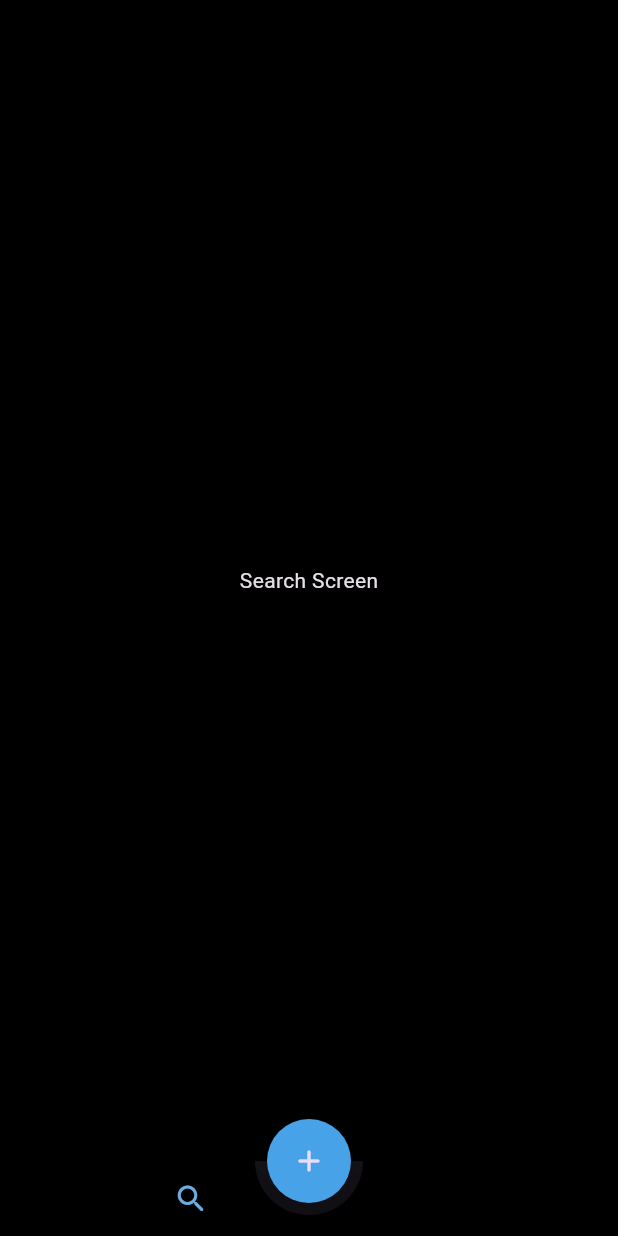
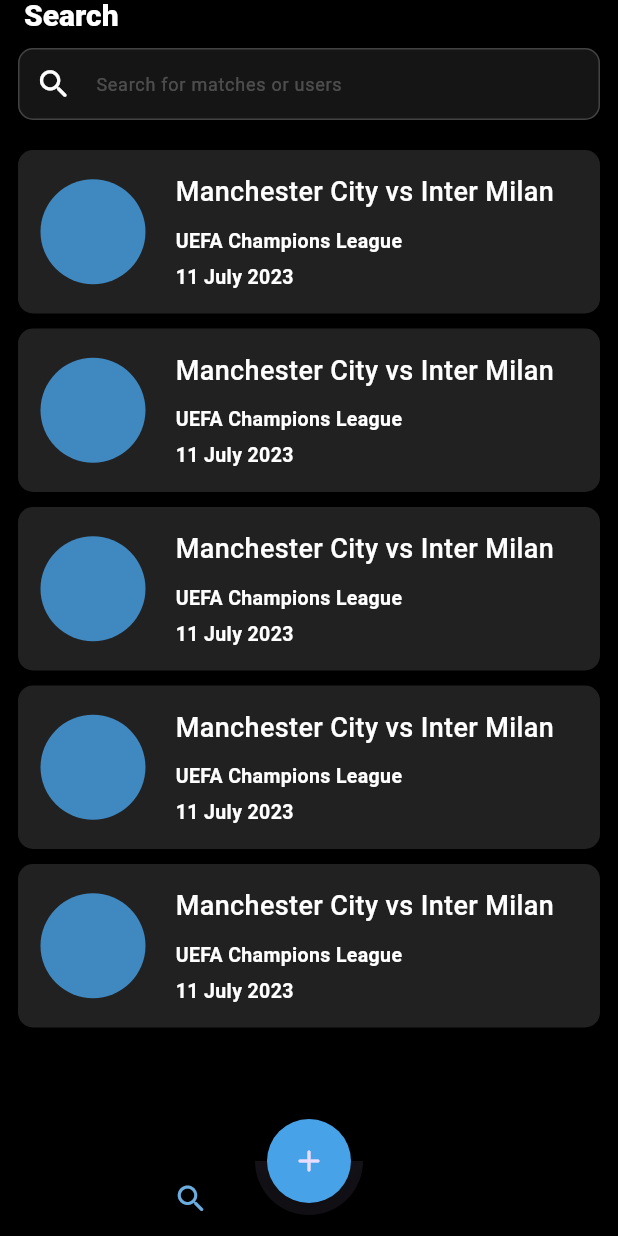
Before and after one commit to AbishekAB21/thatnightin, a Flutter app: the screen it shows after launch, item 2 of the bottom bar chosen, on a phone screen of 412 x 824 dp. Run offline on Flutter 3.47's test engine with Material 3 defaults, Android fonts, the phone set to English and light mode, and no system bars; drawn by our look-alikes of animated_bottom_navigation_bar; our stand-ins replace flutter_riverpod, go_router, google_fonts, riverpod, shared_preferences.

Commit message:
search screen ui

```diff
--- /dev/null
+++ b/lib/common/widgets/reusable_textfield.dart
@@ -0,0 +1,43 @@
+import 'package:flutter/material.dart';
+
+import 'package:flutter_riverpod/flutter_riverpod.dart';
+
+import 'package:thatnightin/utils/fontstyles/fontstyles.dart';
+import 'package:thatnightin/common/providers/theme_provider.dart';
+
+class ReusableTextfield extends ConsumerWidget {
+  final String hintText;
+  const ReusableTextfield({super.key, required this.hintText});
+
+  @override
+  Widget build(BuildContext context, WidgetRef ref) {
+    final color = ref.watch(themeProvider);
+    return TextFormField(
+      //TODO: add controller
+      style: Fontstyles.roboto15px(context, ref),
+      cursorColor: color.secondaryGradient2,
+      decoration: InputDecoration(
+        isDense: true,
+        focusedBorder: OutlineInputBorder(
+          borderSide: BorderSide(color: color.secondaryGradient2),
+          borderRadius: BorderRadius.circular(10),
+        ),
+        enabledBorder: OutlineInputBorder(
+          borderSide: BorderSide(color: color.textfieldBackground2),
+          borderRadius: BorderRadius.circular(10),
+        ),
+        fillColor: color.textfieldBackground.withValues(alpha: 0.65),
+        filled: true,
+        hintText: hintText,
+        hintStyle: Fontstyles.roboto12Hintpx(context, ref),
+
+        prefixIcon: Icon(
+          Icons.search_rounded,
+          color: color.iconColor,
+          size: 25,
+        ),
+        hintFadeDuration: Duration(milliseconds: 500)
+      ),
+    );
+  }
+}
--- a/lib/features/search_screen/component/search_screen_component.dart
+++ b/lib/features/search_screen/component/search_screen_component.dart
@@ -1,6 +1,11 @@
 import 'package:flutter/material.dart';
+
 import 'package:flutter_riverpod/flutter_riverpod.dart';
+
+import 'package:thatnightin/utils/fontstyles/fontstyles.dart';
 import 'package:thatnightin/common/providers/theme_provider.dart';
+import 'package:thatnightin/common/widgets/reusable_textfield.dart';
+import 'package:thatnightin/features/search_screen/widgets/search_result_widget.dart';
 
 class SearchScreenComponent extends ConsumerWidget {
   const SearchScreenComponent({super.key});
@@ -8,9 +13,37 @@
   @override
   Widget build(BuildContext context, WidgetRef ref) {
     final color = ref.watch(themeProvider);
-    return Scaffold(
-      backgroundColor: color.background,
-      body: Center(child: Text('Search Screen')),
+    return GestureDetector(
+      onTap: FocusScope.of(context).unfocus,
+      child: Scaffold(
+        backgroundColor: color.background,
+        appBar: AppBar(
+          backgroundColor: color.background,
+          toolbarHeight: 20,
+          title: Text('Search', style: Fontstyles.roboto20px(context, ref)),
+        ),
+
+        body: Padding(
+          padding: const EdgeInsets.all(12.0),
+          child: Column(
+            children: [
+              ReusableTextfield(hintText: 'Search for matches or users'),
+              SizedBox(height: 20),
+
+              // Search result widget
+              Expanded(
+                child: ListView.separated(
+                  itemBuilder:
+                      (context, index) =>
+                          SearchResultWidget(/* Pass data here */),
+                  separatorBuilder: (context, index) => SizedBox(height: 10),
+                  itemCount: 5,
+                ),
+              ),
+            ],
+          ),
+        ),
+      ),
     );
   }
 }
--- /dev/null
+++ b/lib/features/search_screen/widgets/search_result_widget.dart
@@ -0,0 +1,52 @@
+import 'package:flutter/material.dart';
+
+import 'package:go_router/go_router.dart';
+import 'package:flutter_riverpod/flutter_riverpod.dart';
+
+import 'package:thatnightin/utils/fontstyles/fontstyles.dart';
+import 'package:thatnightin/common/providers/theme_provider.dart';
+
+class SearchResultWidget extends ConsumerWidget {
+  const SearchResultWidget({super.key});
+
+  @override
+  Widget build(BuildContext context, WidgetRef ref) {
+    final color = ref.watch(themeProvider);
+    return GestureDetector(
+
+      onTap: () => context.push('/match-detail-screen'),
+      child: Container(
+        padding: EdgeInsets.all(15.0),
+        decoration: BoxDecoration(
+          borderRadius: BorderRadius.circular(10.0),
+          color: color.textfieldBackground,
+        ),
+        child: Row(
+          children: [
+            CircleAvatar(
+              radius: 35,
+              backgroundColor: color.secondaryGradient2.withValues(alpha: 0.8),
+            ),
+            SizedBox(width: 20),
+            Column(
+              crossAxisAlignment: CrossAxisAlignment.start,
+              children: [
+                Text(
+                  'Manchester City vs Inter Milan',
+                  style: Fontstyles.roboto18px(context, ref),
+                ),
+                SizedBox(height: 10.0),
+                Text(
+                  'UEFA Champions League',
+                  style: Fontstyles.roboto13px(context, ref),
+                ),
+                SizedBox(height: 5.0),
+                Text('11 July 2023', style: Fontstyles.roboto13px(context, ref)),
+              ],
+            ),
+          ],
+        ),
+      ),
+    );
+  }
+}
```
